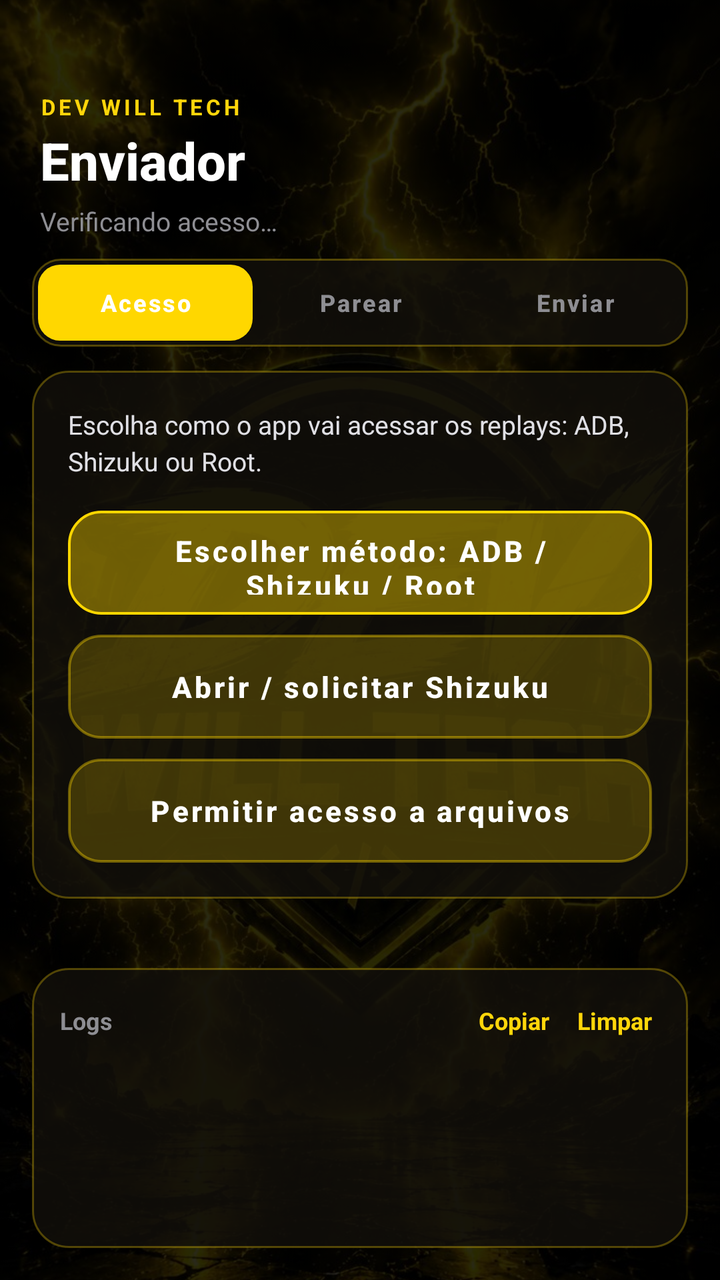
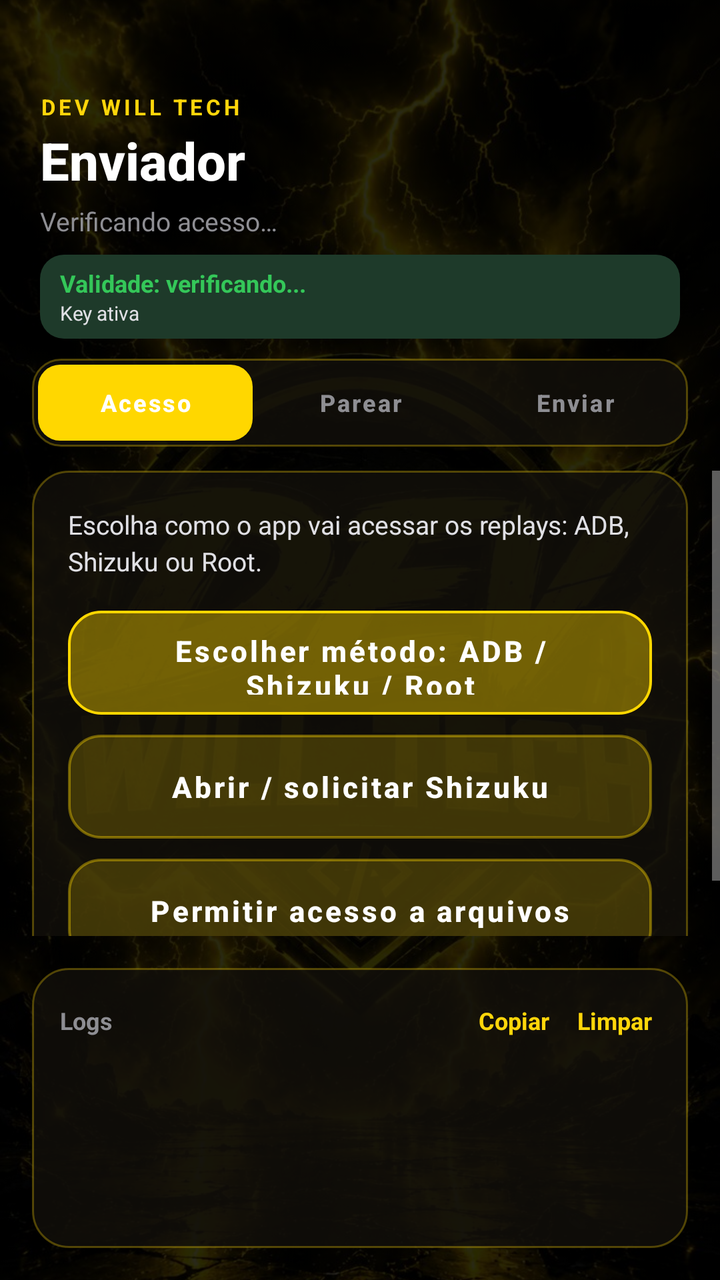

Screens rendered from an Android XML layout before and after an edit, with the pre-edit source and the edit as a unified diff.
<!-- AndroidManifest.xml: application theme Theme.ReplayXSender -->
<!-- res/layout/activity_main.xml -->
<?xml version="1.0" encoding="utf-8"?>
<FrameLayout xmlns:android="http://schemas.android.com/apk/res/android"
    android:layout_width="match_parent"
    android:layout_height="match_parent"
    android:background="#000000">

    <ImageView
        android:layout_width="match_parent"
        android:layout_height="match_parent"
        android:src="@drawable/bg_devwill"
        android:scaleType="centerCrop"
        android:alpha="0.35" />

    <View
        android:layout_width="match_parent"
        android:layout_height="match_parent"
        android:background="#88000000" />

    <LinearLayout
        android:layout_width="match_parent"
        android:layout_height="match_parent"
        android:orientation="vertical">

        
        <LinearLayout
            android:layout_width="match_parent"
            android:layout_height="wrap_content"
            android:orientation="vertical"
            android:paddingStart="20dp"
            android:paddingEnd="20dp"
            android:paddingTop="46dp"
            android:paddingBottom="10dp">

            <TextView
                android:layout_width="wrap_content"
                android:layout_height="wrap_content"
                android:text="DEV WILL TECH"
                android:textColor="#FFD60A"
                android:textSize="11sp"
                android:textStyle="bold"
                android:letterSpacing="0.15" />

            <TextView
                android:id="@+id/tvTitulo"
                android:layout_width="wrap_content"
                android:layout_height="wrap_content"
                android:text="Enviador"
                android:textColor="#FFFFFF"
                android:textSize="26sp"
                android:textStyle="bold"
                android:fontFamily="sans-serif-medium"
                android:layout_marginTop="2dp" />

            <TextView
                android:id="@+id/tvShellStatus"
                android:layout_width="wrap_content"
                android:layout_height="wrap_content"
                android:text="Verificando acesso…"
                android:textColor="#8E8E93"
                android:textSize="13sp"
                android:layout_marginTop="4dp" />

        </LinearLayout>

        
        <LinearLayout
            android:layout_width="match_parent"
            android:layout_height="44dp"
            android:layout_marginStart="16dp"
            android:layout_marginEnd="16dp"
            android:layout_marginBottom="12dp"
            android:orientation="horizontal"
            android:background="@drawable/ios_tab_bar"
            android:padding="3dp">

            <Button
                android:id="@+id/tabPermissao"
                android:layout_width="0dp"
                android:layout_height="match_parent"
                android:layout_weight="1"
                android:text="Acesso"
                android:textAllCaps="false"
                android:textSize="12sp"
                android:textStyle="bold"
                android:textColor="#FFFFFF"
                android:background="@drawable/ios_tab_selected"
                android:stateListAnimator="@null"
                android:insetTop="0dp"
                android:insetBottom="0dp" />

            <Button
                android:id="@+id/tabPareamento"
                android:layout_width="0dp"
                android:layout_height="match_parent"
                android:layout_weight="1"
                android:text="Parear"
                android:textAllCaps="false"
                android:textSize="12sp"
                android:textStyle="bold"
                android:textColor="#8E8E93"
                android:background="@android:color/transparent"
                android:stateListAnimator="@null"
                android:insetTop="0dp"
                android:insetBottom="0dp" />

            <Button
                android:id="@+id/tabEnviar"
                android:layout_width="0dp"
                android:layout_height="match_parent"
                android:layout_weight="1"
                android:text="Enviar"
                android:textAllCaps="false"
                android:textSize="12sp"
                android:textStyle="bold"
                android:textColor="#8E8E93"
                android:background="@android:color/transparent"
                android:stateListAnimator="@null"
                android:insetTop="0dp"
                android:insetBottom="0dp" />

        </LinearLayout>

        <ScrollView
            android:layout_width="match_parent"
            android:layout_height="0dp"
            android:layout_weight="1">

            <FrameLayout
                android:layout_width="match_parent"
                android:layout_height="wrap_content"
                android:paddingStart="16dp"
                android:paddingEnd="16dp">

                
                <LinearLayout
                    android:id="@+id/secPermissao"
                    android:layout_width="match_parent"
                    android:layout_height="wrap_content"
                    android:orientation="vertical">

                    <LinearLayout
                        android:layout_width="match_parent"
                        android:layout_height="wrap_content"
                        android:orientation="vertical"
                        android:background="@drawable/ios_card"
                        android:padding="18dp">

                        <TextView
                            android:layout_width="match_parent"
                            android:layout_height="wrap_content"
                            android:text="Escolha como o app vai acessar os replays: ADB, Shizuku ou Root."
                            android:textColor="#E0E0E5"
                            android:textSize="13sp"
                            android:lineSpacingExtra="3dp"
                            android:layout_marginBottom="16dp" />

                        <Button
                            android:id="@+id/btnSolicitarRoot"
                            android:layout_width="match_parent"
                            android:layout_height="52dp"
                            android:text="Escolher método: ADB / Shizuku / Root"
                            android:textAllCaps="false"
                            android:textColor="#FFFFFF"
                            android:textSize="14.5sp"
                            android:textStyle="bold"
                            android:background="@drawable/ios_btn_primary"
                            android:stateListAnimator="@null" />

                        <Button
                            android:id="@+id/btnSolicitarShizuku"
                            android:layout_width="match_parent"
                            android:layout_height="52dp"
                            android:text="Abrir / solicitar Shizuku"
                            android:textAllCaps="false"
                            android:textColor="#FFFFFF"
                            android:textSize="14.5sp"
                            android:textStyle="bold"
                            android:background="@drawable/ios_btn_secondary"
                            android:stateListAnimator="@null"
                            android:layout_marginTop="10dp" />

                        <Button
                            android:id="@+id/btnSolicitarArquivos"
                            android:layout_width="match_parent"
                            android:layout_height="52dp"
                            android:text="Permitir acesso a arquivos"
                            android:textAllCaps="false"
                            android:textColor="#FFFFFF"
                            android:textSize="14.5sp"
                            android:textStyle="bold"
                            android:background="@drawable/ios_btn_secondary"
                            android:stateListAnimator="@null"
                            android:layout_marginTop="10dp" />

                    </LinearLayout>

                </LinearLayout>

                
                <LinearLayout
                    android:id="@+id/secPareamento"
                    android:layout_width="match_parent"
                    android:layout_height="wrap_content"
                    android:orientation="vertical"
                    android:visibility="gone">

                    <LinearLayout
                        android:layout_width="match_parent"
                        android:layout_height="wrap_content"
                        android:orientation="vertical"
                        android:background="@drawable/ios_card"
                        android:padding="18dp">

                        <TextView
                            android:layout_width="match_parent"
                            android:layout_height="wrap_content"
                            android:text="Gere um código e informe no app do celular pra parear os dois aparelhos."
                            android:textColor="#E0E0E5"
                            android:textSize="13sp"
                            android:lineSpacingExtra="3dp"
                            android:layout_marginBottom="16dp" />

                        <Button
                            android:id="@+id/btnGerarCodigo"
                            android:layout_width="match_parent"
                            android:layout_height="52dp"
                            android:text="Gerar código de pareamento"
                            android:textAllCaps="false"
                            android:textColor="#FFFFFF"
                            android:textSize="14.5sp"
                            android:textStyle="bold"
                            android:background="@drawable/ios_btn_primary"
                            android:stateListAnimator="@null" />

                        <LinearLayout
                            android:id="@+id/boxCodigo"
                            android:layout_width="match_parent"
                            android:layout_height="wrap_content"
                            android:orientation="vertical"
                            android:gravity="center"
                            android:background="@drawable/ios_input"
                            android:padding="20dp"
                            android:layout_marginTop="16dp"
                            android:visibility="gone">

                            <TextView
                                android:layout_width="wrap_content"
                                android:layout_height="wrap_content"
                                android:text="CÓDIGO DE PAREAMENTO"
                                android:textColor="#8E8E93"
                                android:textSize="10.5sp"
                                android:letterSpacing="0.1" />

                            <TextView
                                android:id="@+id/tvCodigo"
                                android:layout_width="wrap_content"
                                android:layout_height="wrap_content"
                                android:text="------"
                                android:textColor="#FFD60A"
                                android:textSize="36sp"
                                android:textStyle="bold"
                                android:letterSpacing="0.12"
                                android:layout_marginTop="4dp" />

                            <TextView
                                android:id="@+id/btnCopiarCodigo"
                                android:layout_width="wrap_content"
                                android:layout_height="wrap_content"
                                android:text="Copiar código"
                                android:textColor="#FFD60A"
                                android:background="@drawable/ios_btn_secondary"
                                android:textSize="12.5sp"
                                android:textStyle="bold"
                                android:padding="8dp"
                                android:layout_marginTop="6dp" />

                            <Button
                                android:id="@+id/btnMostrarQr"
                                android:layout_width="match_parent"
                                android:layout_height="48dp"
                                android:text="Mostrar QR Code"
                                android:textAllCaps="false"
                                android:textColor="#FFFFFF"
                                android:textSize="13.5sp"
                                android:textStyle="bold"
                                android:background="@drawable/ios_btn_secondary"
                                android:stateListAnimator="@null"
                                android:layout_marginTop="10dp" />

                            <TextView
                                android:id="@+id/tvCodigoExpira"
                                android:layout_width="wrap_content"
                                android:layout_height="wrap_content"
                                android:text="expira em 10 min"
                                android:textColor="#8E8E93"
                                android:textSize="11sp"
                                android:layout_marginTop="2dp" />

                        </LinearLayout>

                    </LinearLayout>

                    <LinearLayout
                        android:id="@+id/boxConectado"
                        android:layout_width="match_parent"
                        android:layout_height="wrap_content"
                        android:orientation="vertical"
                        android:background="@drawable/ios_card"
                        android:padding="18dp"
                        android:layout_marginTop="14dp"
                        android:visibility="gone">

                        <LinearLayout
                            android:layout_width="wrap_content"
                            android:layout_height="wrap_content"
                            android:orientation="horizontal"
                            android:gravity="center_vertical"
                            android:background="@drawable/ios_pill_ok"
                            android:paddingStart="10dp"
                            android:paddingEnd="10dp"
                            android:paddingTop="4dp"
                            android:paddingBottom="4dp">

                            <TextView
                                android:layout_width="wrap_content"
                                android:layout_height="wrap_content"
                                android:text="● Conectado"
                                android:textColor="#34C759"
                                android:textSize="11sp"
                                android:textStyle="bold" />

                        </LinearLayout>

                        <TextView
                            android:id="@+id/tvDispositivoModelo"
                            android:layout_width="wrap_content"
                            android:layout_height="wrap_content"
                            android:text="—"
                            android:textColor="#FFFFFF"
                            android:textSize="17sp"
                            android:textStyle="bold"
                            android:layout_marginTop="10dp" />

                        <Button
                            android:id="@+id/btnDesparear"
                            android:layout_width="match_parent"
                            android:layout_height="48dp"
                            android:text="Desparear"
                            android:textAllCaps="false"
                            android:textColor="#FFFFFF"
                            android:textSize="13.5sp"
                            android:textStyle="bold"
                            android:background="@drawable/ios_btn_danger"
                            android:stateListAnimator="@null"
                            android:layout_marginTop="14dp" />

                    </LinearLayout>

                </LinearLayout>

                
                <LinearLayout
                    android:id="@+id/secEnviar"
                    android:layout_width="match_parent"
                    android:layout_height="wrap_content"
                    android:orientation="vertical"
                    android:visibility="gone">

                    <LinearLayout
                        android:layout_width="match_parent"
                        android:layout_height="wrap_content"
                        android:orientation="vertical"
                        android:background="@drawable/ios_card"
                        android:padding="18dp">

                        <TextView
                            android:layout_width="match_parent"
                            android:layout_height="wrap_content"
                            android:text="Envia o replay mais recente do Free Fire instalado nesse aparelho pro aparelho pareado."
                            android:textColor="#E0E0E5"
                            android:textSize="13sp"
                            android:lineSpacingExtra="3dp"
                            android:layout_marginBottom="16dp" />

                        <Button
                            android:id="@+id/btnEnviarFFM"
                            android:layout_width="match_parent"
                            android:layout_height="54dp"
                            android:text="Enviar replay FF MAX"
                            android:textAllCaps="false"
                            android:textColor="#FFFFFF"
                            android:textSize="14.5sp"
                            android:textStyle="bold"
                            android:background="@drawable/ios_btn_primary"
                            android:stateListAnimator="@null" />

                        <Button
                            android:id="@+id/btnEnviarFFN"
                            android:layout_width="match_parent"
                            android:layout_height="54dp"
                            android:text="Enviar replay FF Normal"
                            android:textAllCaps="false"
                            android:textColor="#FFFFFF"
                            android:textSize="14.5sp"
                            android:textStyle="bold"
                            android:background="@drawable/ios_btn_secondary"
                            android:stateListAnimator="@null"
                            android:layout_marginTop="10dp" />

                    </LinearLayout>

                </LinearLayout>

            </FrameLayout>

        </ScrollView>

        
        <LinearLayout
            android:layout_width="match_parent"
            android:layout_height="140dp"
            android:orientation="vertical"
            android:background="@drawable/ios_card"
            android:layout_margin="16dp"
            android:padding="14dp">

            <LinearLayout
                android:layout_width="match_parent"
                android:layout_height="wrap_content"
                android:orientation="horizontal"
                android:gravity="center_vertical">

                <TextView
                    android:layout_width="0dp"
                    android:layout_height="wrap_content"
                    android:layout_weight="1"
                    android:text="Logs"
                    android:textColor="#8E8E93"
                    android:textSize="12sp"
                    android:textStyle="bold" />

                <TextView
                    android:id="@+id/btnCopiarLogs"
                    android:layout_width="wrap_content"
                    android:layout_height="wrap_content"
                    android:text="Copiar"
                    android:textColor="#FFD60A"
                    android:textSize="12sp"
                    android:textStyle="bold"
                    android:padding="4dp"
                    android:layout_marginEnd="6dp" />

                <TextView
                    android:id="@+id/btnLimparLogs"
                    android:layout_width="wrap_content"
                    android:layout_height="wrap_content"
                    android:text="Limpar"
                    android:textColor="#FFD60A"
                    android:textSize="12sp"
                    android:textStyle="bold"
                    android:padding="4dp" />

            </LinearLayout>

            <ScrollView
                android:id="@+id/scrollLog"
                android:layout_width="match_parent"
                android:layout_height="0dp"
                android:layout_weight="1"
                android:scrollbars="none">

                <TextView
                    android:id="@+id/tvLog"
                    android:layout_width="match_parent"
                    android:layout_height="wrap_content"
                    android:fontFamily="monospace"
                    android:text=""
                    android:textColor="#C7C7CC"
                    android:textSize="10.5sp"
                    android:lineSpacingExtra="2dp" />

            </ScrollView>

        </LinearLayout>

    </LinearLayout>

    
    <FrameLayout
        android:id="@+id/overlayAguarde"
        android:layout_width="match_parent"
        android:layout_height="match_parent"
        android:background="#CC000000"
        android:clickable="true"
        android:focusable="true"
        android:visibility="gone">

        <LinearLayout
            android:layout_width="220dp"
            android:layout_height="wrap_content"
            android:layout_gravity="center"
            android:orientation="vertical"
            android:gravity="center"
            android:background="@drawable/ios_card"
            android:padding="26dp">

            <ProgressBar
                android:layout_width="40dp"
                android:layout_height="40dp"
                android:indeterminateTint="#FFD60A"
                android:layout_marginBottom="16dp" />

            <TextView
                android:id="@+id/tvAguarde"
                android:layout_width="wrap_content"
                android:layout_height="wrap_content"
                android:text="Enviando replay…"
                android:textColor="#FFFFFF"
                android:textSize="14.5sp"
                android:textStyle="bold"
                android:gravity="center" />

        </LinearLayout>

    </FrameLayout>

</FrameLayout>
<!-- resources referenced by this layout -->
<resources>
  <!-- drawable bg_devwill: jpg bitmap (drawable, 194284 bytes) -->
  <!-- drawable ios_btn_danger (drawable) -->
  <?xml version="1.0" encoding="utf-8"?>
  <shape xmlns:android="http://schemas.android.com/apk/res/android" android:shape="rectangle">
      <solid android:color="#4DFF453A" />
      <stroke android:width="1.3dp" android:color="#FF453A" />
      <corners android:radius="16dp" />
  </shape>
  <!-- drawable ios_btn_primary (drawable) -->
  <?xml version="1.0" encoding="utf-8"?>
  <shape xmlns:android="http://schemas.android.com/apk/res/android" android:shape="rectangle">
      <solid android:color="#66FFD60A" />
      <stroke android:width="1.3dp" android:color="#FFD60A" />
      <corners android:radius="16dp" />
  </shape>
  <!-- drawable ios_btn_secondary (drawable) -->
  <?xml version="1.0" encoding="utf-8"?>
  <shape xmlns:android="http://schemas.android.com/apk/res/android" android:shape="rectangle">
      <solid android:color="#33FFD60A" />
      <stroke android:width="1.2dp" android:color="#66FFD60A" />
      <corners android:radius="16dp" />
  </shape>
  <!-- drawable ios_card (drawable) -->
  <?xml version="1.0" encoding="utf-8"?>
  <shape xmlns:android="http://schemas.android.com/apk/res/android" android:shape="rectangle">
      <solid android:color="#CC12100A" />
      <stroke android:width="1dp" android:color="#4DFFD60A" />
      <corners android:radius="18dp" />
  </shape>
  <!-- drawable ios_input (drawable) -->
  <?xml version="1.0" encoding="utf-8"?>
  <shape xmlns:android="http://schemas.android.com/apk/res/android" android:shape="rectangle">
      <solid android:color="#4D2A2408" />
      <stroke android:width="1.2dp" android:color="#66FFD60A" />
      <corners android:radius="14dp" />
  </shape>
  <!-- drawable ios_pill_ok (drawable) -->
  <?xml version="1.0" encoding="utf-8"?>
  <shape xmlns:android="http://schemas.android.com/apk/res/android" android:shape="rectangle">
      <solid android:color="#1E3A2A" />
      <corners android:radius="12dp" />
  </shape>
  <!-- drawable ios_tab_bar (drawable) -->
  <?xml version="1.0" encoding="utf-8"?>
  <shape xmlns:android="http://schemas.android.com/apk/res/android" android:shape="rectangle">
      <solid android:color="#CC12100A" />
      <stroke android:width="1dp" android:color="#4DFFD60A" />
      <corners android:radius="14dp" />
  </shape>
  <!-- drawable ios_tab_selected (drawable) -->
  <?xml version="1.0" encoding="utf-8"?>
  <shape xmlns:android="http://schemas.android.com/apk/res/android" android:shape="rectangle">
      <solid android:color="#FFD60A" />
      <corners android:radius="11dp" />
  </shape>
  <style name="Theme.ReplayXSender" parent="Theme.MaterialComponents.NoActionBar">
          <item name="colorPrimary">#FFD700</item>
          <item name="colorPrimaryVariant">#FFA500</item>
          <item name="colorOnPrimary">#000000</item>
          <item name="colorSecondary">#CC8800</item>
          <item name="colorOnSecondary">#000000</item>
          <item name="android:statusBarColor">#080800</item>
          <item name="android:navigationBarColor">#080800</item>
          <item name="android:windowBackground">#080800</item>
      </style>
</resources>

<!-- the commit's change to res/layout/activity_main.xml (unified diff, before → after) -->
@@ -59,6 +59,35 @@
                 android:textColor="#8E8E93"
                 android:textSize="13sp"
                 android:layout_marginTop="4dp" />
+
+            <LinearLayout
+                android:layout_width="match_parent"
+                android:layout_height="wrap_content"
+                android:orientation="vertical"
+                android:background="@drawable/ios_pill_ok"
+                android:paddingStart="10dp"
+                android:paddingEnd="10dp"
+                android:paddingTop="6dp"
+                android:paddingBottom="6dp"
+                android:layout_marginTop="8dp">
+
+                <TextView
+                    android:id="@+id/tvLicenseTimer"
+                    android:layout_width="match_parent"
+                    android:layout_height="wrap_content"
+                    android:text="Validade: verificando..."
+                    android:textColor="#34C759"
+                    android:textSize="12sp"
+                    android:textStyle="bold" />
+
+                <TextView
+                    android:id="@+id/tvLicenseUser"
+                    android:layout_width="match_parent"
+                    android:layout_height="wrap_content"
+                    android:text="Key ativa"
+                    android:textColor="#E0E0E5"
+                    android:textSize="10sp" />
+            </LinearLayout>
 
         </LinearLayout>
 
